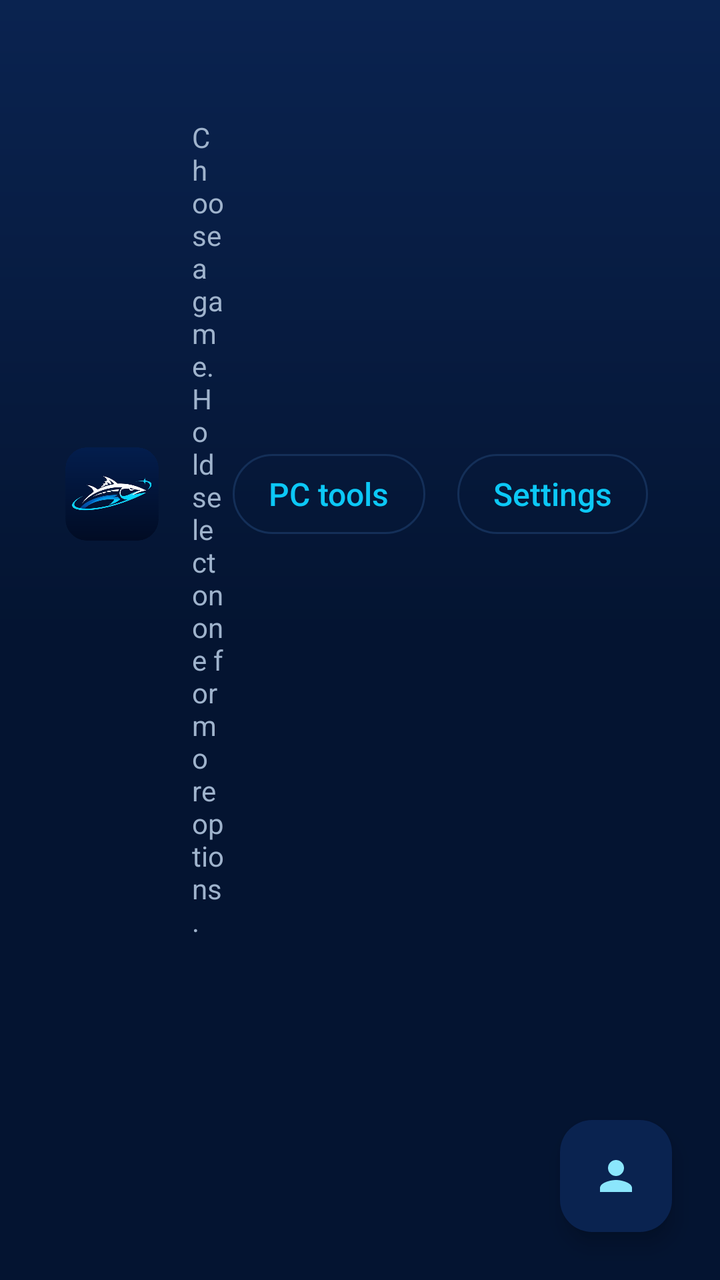
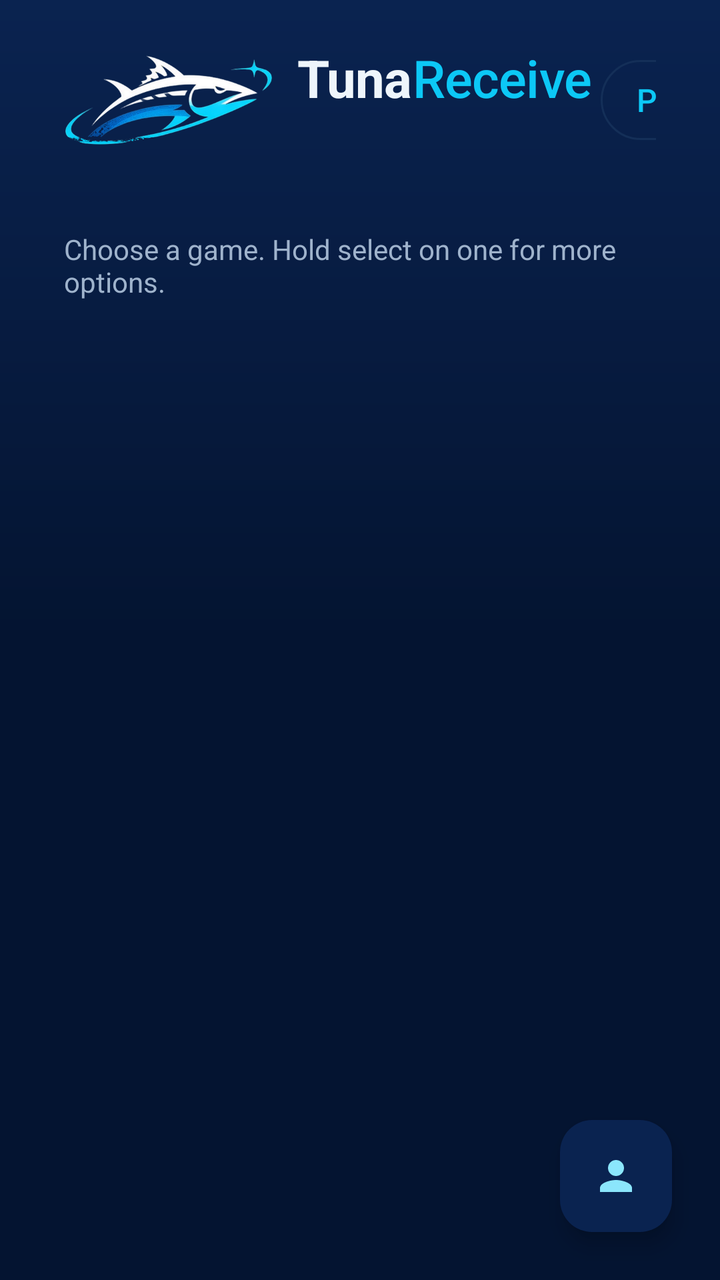

Two renders of the same Android screen: before a commit and after it. Below are the layout's source before the change and the commit's diff.
<!-- AndroidManifest.xml: application theme AppTheme -->
<!-- res/layout/activity_app_view.xml -->
<?xml version="1.0" encoding="utf-8"?>
<RelativeLayout xmlns:android="http://schemas.android.com/apk/res/android"
    xmlns:tools="http://schemas.android.com/tools"
    xmlns:app="http://schemas.android.com/apk/res-auto"
    android:background="@drawable/ts_home_bg"
    android:layout_width="match_parent"
    android:layout_height="match_parent"
    tools:context=".AppView">

    <LinearLayout
        android:id="@+id/appHeader"
        android:layout_width="match_parent"
        android:layout_height="wrap_content"
        android:layout_alignParentTop="true"
        android:orientation="horizontal"
        android:gravity="center_vertical"
        android:paddingStart="32dp"
        android:paddingEnd="32dp"
        android:paddingTop="24dp"
        android:paddingBottom="8dp"
        android:preferKeepClear="true">

        <ImageView
            android:layout_width="48dp"
            android:layout_height="48dp"
            android:src="@drawable/ts_mark"
            android:contentDescription="@null"
            android:importantForAccessibility="no" />

        <LinearLayout
            android:layout_width="0dp"
            android:layout_height="wrap_content"
            android:layout_weight="1"
            android:layout_marginStart="16dp"
            android:orientation="vertical">
            <TextView
                android:id="@+id/appListText"
                android:layout_width="wrap_content"
                android:layout_height="wrap_content"
                android:textColor="@color/ts_text"
                android:textSize="26sp"
                android:textStyle="bold" />
            <TextView
                android:layout_width="wrap_content"
                android:layout_height="wrap_content"
                android:text="@string/apps_choose_game"
                android:textColor="@color/ts_text_secondary"
                android:textSize="14sp" />
        </LinearLayout>

        
        <Button
            android:id="@+id/pcToolsButton"
            style="?android:attr/borderlessButtonStyle"
            android:layout_width="wrap_content"
            android:layout_height="52dp"
            android:minWidth="0dp"
            android:paddingStart="22dp"
            android:paddingEnd="22dp"
            android:background="@drawable/ts_dialog_button_bg"
            android:textColor="@color/ts_dialog_button_text"
            android:textAllCaps="false"
            android:textSize="16sp"
            android:text="@string/pc_tools_button" />

        <Button
            android:id="@+id/appSettingsButton"
            style="?android:attr/borderlessButtonStyle"
            android:layout_width="wrap_content"
            android:layout_height="52dp"
            android:layout_marginStart="8dp"
            android:minWidth="0dp"
            android:paddingStart="22dp"
            android:paddingEnd="22dp"
            android:background="@drawable/ts_dialog_button_bg"
            android:textColor="@color/ts_dialog_button_text"
            android:textAllCaps="false"
            android:textSize="16sp"
            android:text="@string/settings_button" />
    </LinearLayout>

    <FrameLayout
        android:id="@+id/appFragmentContainer"
        android:layout_width="match_parent"
        android:layout_height="match_parent"
        android:layout_below="@+id/appHeader"
        android:paddingStart="16dp"
        android:paddingEnd="16dp" />

    <com.google.android.material.floatingactionbutton.ExtendedFloatingActionButton
        android:id="@+id/profilesButton"
        android:layout_width="wrap_content"
        android:layout_height="wrap_content"
        android:layout_alignParentBottom="true"
        android:layout_alignParentEnd="true"
        android:layout_margin="24dp"
        android:contentDescription="@string/profile_manager_choose_profile"
        app:icon="@drawable/ic_profiles" />

</RelativeLayout>
<!-- resources referenced by this layout -->
<resources>
  <color name="ts_text">#EEF5FB</color>
  <color name="ts_text_secondary">#9FB3CC</color>
  <!-- drawable ic_profiles (drawable) -->
  <vector xmlns:android="http://schemas.android.com/apk/res/android"
      android:width="256dp"
      android:height="256dp"
      android:viewportWidth="24"
      android:viewportHeight="24">
      <path
          android:fillColor="#FFFFFF"
          android:pathData="M12,12c2.21,0 4,-1.79 4,-4s-1.79,-4 -4,-4 -4,1.79 -4,4 1.79,4 4,4zM12,14c-2.67,0 -8,1.34 -8,4v2h16v-2c0,-2.66 -5.33,-4 -8,-4z"/>
  </vector>
  <!-- drawable ts_home_bg (drawable) -->
  <?xml version="1.0" encoding="utf-8"?>
  <shape xmlns:android="http://schemas.android.com/apk/res/android" android:shape="rectangle">
      <gradient
          android:angle="270"
          android:startColor="?attr/tsDeep"
          android:centerColor="?attr/tsNavy"
          android:endColor="?attr/tsNavy"
          android:type="linear" />
  </shape>
  <!-- drawable ts_mark: png bitmap (drawable-xxxhdpi, 77669 bytes) -->
  <string name="apps_choose_game">Choose a game. Hold select on one for more options.</string>
  <string name="pc_tools_button">PC tools</string>
  <string name="profile_manager_choose_profile">Choose Profile</string>
  <string name="settings_button">Settings</string>
  <style name="AppTheme" parent="AppBaseTheme">
          
          <item name="android:windowActionBar">false</item>
          <item name="android:windowNoTitle">true</item>
          <item name="android:statusBarColor">@color/ts_navy</item>
          <item name="android:navigationBarColor">@color/ts_navy</item>
          <item name="android:colorBackground">@color/ts_navy</item>
          <item name="android:windowBackground">@color/ts_navy</item>
      </style>
  <color name="ts_accent">#0CC8F6</color>
  <color name="ts_surface_border">#142F58</color>
  <color name="ts_navy">#041431</color>
  <color name="ts_blue">#0B74D1</color>
  <color name="ts_surface">#081A3A</color>
  <style name="TunaDialogCompat" parent="ThemeOverlay.MaterialComponents.Dialog.Alert">
          
          <item name="android:windowBackground">@drawable/ts_dialog_bg</item>
          <item name="android:colorBackground">@color/ts_surface</item>
          <item name="colorSurface">@color/ts_surface</item>
          <item name="colorOnSurface">@color/ts_text</item>
          <item name="android:textColorPrimary">@color/ts_text</item>
          <item name="android:textColorSecondary">@color/ts_text_secondary</item>
          <item name="colorPrimary">@color/ts_accent</item>
          <item name="colorAccent">@color/ts_accent</item>
          <item name="colorControlHighlight">@color/ts_deep</item>
      </style>
  <!-- drawable ts_dialog_bg (drawable) -->
  <?xml version="1.0" encoding="utf-8"?>
  <inset xmlns:android="http://schemas.android.com/apk/res/android"
      android:insetLeft="16dp" android:insetRight="16dp"
      android:insetTop="16dp" android:insetBottom="16dp">
      <shape android:shape="rectangle">
          <solid android:color="@color/ts_surface" />
          <stroke android:width="1dp" android:color="@color/ts_surface_border" />
          <corners android:radius="16dp" />
      </shape>
  </inset>
  <color name="ts_deep">#0A2350</color>
  <!-- unchanged entries left out for length: 3 -->
</resources>

<!-- the commit's change to res/layout/activity_app_view.xml (unified diff, before → after) -->
@@ -20,33 +20,12 @@
         android:paddingBottom="8dp"
         android:preferKeepClear="true">
 
-        <ImageView
-            android:layout_width="48dp"
-            android:layout_height="48dp"
-            android:src="@drawable/ts_mark"
-            android:contentDescription="@null"
-            android:importantForAccessibility="no" />
+        <include layout="@layout/ts_brand" />
 
-        <LinearLayout
+        <Space
             android:layout_width="0dp"
-            android:layout_height="wrap_content"
-            android:layout_weight="1"
-            android:layout_marginStart="16dp"
-            android:orientation="vertical">
-            <TextView
-                android:id="@+id/appListText"
-                android:layout_width="wrap_content"
-                android:layout_height="wrap_content"
-                android:textColor="@color/ts_text"
-                android:textSize="26sp"
-                android:textStyle="bold" />
-            <TextView
-                android:layout_width="wrap_content"
-                android:layout_height="wrap_content"
-                android:text="@string/apps_choose_game"
-                android:textColor="@color/ts_text_secondary"
-                android:textSize="14sp" />
-        </LinearLayout>
+            android:layout_height="1dp"
+            android:layout_weight="1" />
 
         
         <Button
@@ -79,11 +58,37 @@
             android:text="@string/settings_button" />
     </LinearLayout>
 
+    
+    <LinearLayout
+        android:id="@+id/appPcRow"
+        android:layout_width="match_parent"
+        android:layout_height="wrap_content"
+        android:layout_below="@+id/appHeader"
+        android:orientation="vertical"
+        android:paddingStart="32dp"
+        android:paddingEnd="32dp"
+        android:paddingTop="4dp"
+        android:paddingBottom="4dp">
+        <TextView
+            android:id="@+id/appListText"
+            android:layout_width="wrap_content"
+            android:layout_height="wrap_content"
+            android:textColor="@color/ts_text"
+            android:textSize="20sp"
+            android:textStyle="bold" />
+        <TextView
+            android:layout_width="wrap_content"
+            android:layout_height="wrap_content"
+            android:text="@string/apps_choose_game"
+            android:textColor="@color/ts_text_secondary"
+            android:textSize="14sp" />
+    </LinearLayout>
+
     <FrameLayout
         android:id="@+id/appFragmentContainer"
         android:layout_width="match_parent"
         android:layout_height="match_parent"
-        android:layout_below="@+id/appHeader"
+        android:layout_below="@+id/appPcRow"
         android:paddingStart="16dp"
         android:paddingEnd="16dp" />
 
@@ -98,3 +103,61 @@
         app:icon="@drawable/ic_profiles" />
 
 </RelativeLayout>
+<!-- res/layout/ts_brand.xml (included above) -->
+<?xml version="1.0" encoding="utf-8"?>
+<LinearLayout xmlns:android="http://schemas.android.com/apk/res/android"
+    android:id="@+id/brand"
+    android:layout_width="wrap_content"
+    android:layout_height="wrap_content"
+    android:orientation="horizontal"
+    android:gravity="center_vertical"
+    android:importantForAccessibility="no">
+
+    <ImageView
+        android:layout_width="wrap_content"
+        android:layout_height="46dp"
+        android:adjustViewBounds="true"
+        android:scaleType="fitCenter"
+        android:src="@drawable/ts_logo_mark"
+        android:contentDescription="@null"
+        android:importantForAccessibility="no" />
+
+    <LinearLayout
+        android:layout_width="wrap_content"
+        android:layout_height="wrap_content"
+        android:layout_marginStart="12dp"
+        android:orientation="vertical">
+        <LinearLayout
+            android:layout_width="wrap_content"
+            android:layout_height="wrap_content"
+            android:orientation="horizontal"
+            android:contentDescription="@string/app_label">
+            <TextView
+                android:layout_width="wrap_content"
+                android:layout_height="wrap_content"
+                android:text="@string/brand_tuna"
+                android:textColor="@color/ts_text"
+                android:textSize="26sp"
+                android:textStyle="bold"
+                android:letterSpacing="-0.01"
+                android:includeFontPadding="false" />
+            <TextView
+                android:layout_width="wrap_content"
+                android:layout_height="wrap_content"
+                android:text="@string/brand_receive"
+                android:textColor="@color/ts_accent"
+                android:textSize="26sp"
+                android:fontFamily="sans-serif-medium"
+                android:letterSpacing="-0.01"
+                android:includeFontPadding="false" />
+        </LinearLayout>
+        <TextView
+            android:id="@+id/brandVersion"
+            android:layout_width="wrap_content"
+            android:layout_height="wrap_content"
+            android:layout_marginTop="2dp"
+            android:textColor="@color/ts_accent_soft"
+            android:alpha="0.85"
+            android:textSize="13sp" />
+    </LinearLayout>
+</LinearLayout>
<!-- resource entries referenced after the edit -->
@@ -22,8 +22,10 @@
           android:endColor="?attr/tsNavy"
           android:type="linear" />
   </shape>
-  <!-- drawable ts_mark: png bitmap (drawable-xxxhdpi, 77669 bytes) -->
+  <!-- drawable ts_logo_mark: png bitmap (drawable-nodpi, 70979 bytes) -->
   <string name="apps_choose_game">Choose a game. Hold select on one for more options.</string>
+  <string name="brand_receive" translatable="false">Receive</string>
+  <string name="brand_tuna" translatable="false">Tuna</string>
   <string name="pc_tools_button">PC tools</string>
   <string name="profile_manager_choose_profile">Choose Profile</string>
   <string name="settings_button">Settings</string>
@@ -37,6 +39,7 @@
           <item name="android:windowBackground">@color/ts_navy</item>
       </style>
   <color name="ts_accent">#0CC8F6</color>
+  <color name="ts_accent_soft">#8BE6FC</color>
   <color name="ts_surface_border">#142F58</color>
   <color name="ts_navy">#041431</color>
   <color name="ts_blue">#0B74D1</color>
